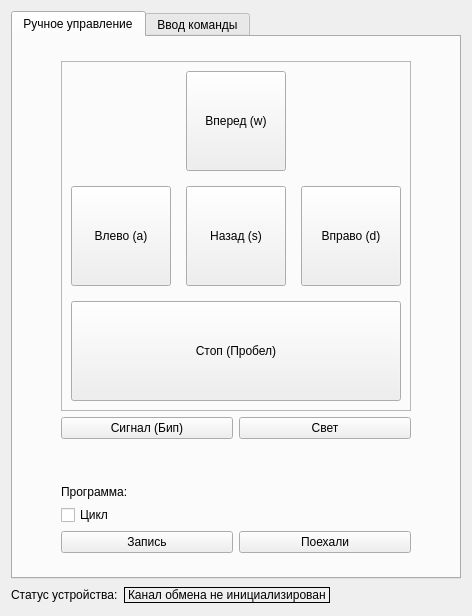
The window that forms/bluetoothmode.ui (woronin/smartcar) describes before a commit, drawn with Qt 5.
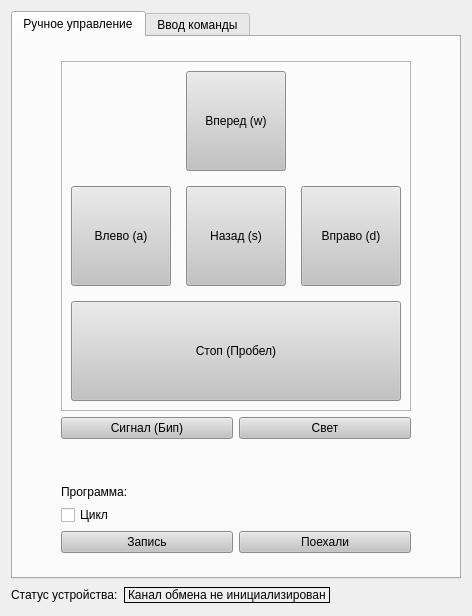
The same window after the commit.

Commit message:
change buttons color
change color of buttons from default to grey

The edit to the form file:
```diff
--- a/forms/bluetoothmode.ui
+++ b/forms/bluetoothmode.ui
@@ -93,6 +93,10 @@
          </item>
          <item row="5" column="2">
           <widget class="QPushButton" name="BPlay">
+           <property name="styleSheet">
+            <string notr="true">background-color: rgb(195, 195, 195);
+selection-background-color: rgb(255, 255, 255);</string>
+           </property>
            <property name="text">
             <string>Поехали</string>
            </property>
@@ -136,6 +140,10 @@
                 <height>100</height>
                </size>
               </property>
+              <property name="styleSheet">
+               <string notr="true">background-color: rgb(195, 195, 195);
+selection-background-color: rgb(255, 255, 255);</string>
+              </property>
               <property name="text">
                <string>Вперед (w)</string>
               </property>
@@ -155,6 +163,10 @@
                 <height>100</height>
                </size>
               </property>
+              <property name="styleSheet">
+               <string notr="true">background-color: rgb(195, 195, 195);
+selection-background-color: rgb(255, 255, 255);</string>
+              </property>
               <property name="text">
                <string>Вправо (d)</string>
               </property>
@@ -174,6 +186,10 @@
                 <height>100</height>
                </size>
               </property>
+              <property name="styleSheet">
+               <string notr="true">background-color: rgb(195, 195, 195);
+selection-background-color: rgb(255, 255, 255);</string>
+              </property>
               <property name="text">
                <string>Назад (s)</string>
               </property>
@@ -193,6 +209,10 @@
                 <height>100</height>
                </size>
               </property>
+              <property name="styleSheet">
+               <string notr="true">background-color: rgb(195, 195, 195);
+selection-background-color: rgb(255, 255, 255);</string>
+              </property>
               <property name="text">
                <string>Стоп (Пробел)</string>
               </property>
@@ -212,6 +232,10 @@
                 <height>100</height>
                </size>
               </property>
+              <property name="styleSheet">
+               <string notr="true">background-color: rgb(195, 195, 195);
+selection-background-color: rgb(255, 255, 255);</string>
+              </property>
               <property name="text">
                <string>Влево (a)</string>
               </property>
@@ -225,12 +249,19 @@
            <property name="enabled">
             <bool>true</bool>
            </property>
+           <property name="styleSheet">
+            <string notr="true">background-color: rgb(195, 195, 195);
+selection-background-color: rgb(255, 255, 255);</string>
+           </property>
            <property name="text">
             <string>Запись</string>
            </property>
            <property name="checkable">
             <bool>false</bool>
            </property>
+           <property name="checked">
+            <bool>false</bool>
+           </property>
           </widget>
          </item>
          <item row="1" column="2">
@@ -241,6 +272,10 @@
              <verstretch>0</verstretch>
             </sizepolicy>
            </property>
+           <property name="styleSheet">
+            <string notr="true">background-color: rgb(195, 195, 195);
+selection-background-color: rgb(255, 255, 255);</string>
+           </property>
            <property name="text">
             <string>Свет</string>
            </property>
@@ -267,6 +302,10 @@
              <verstretch>0</verstretch>
             </sizepolicy>
            </property>
+           <property name="styleSheet">
+            <string notr="true">background-color: rgb(195, 195, 195);
+selection-background-color: rgb(255, 255, 255);</string>
+           </property>
            <property name="text">
             <string>Сигнал (Бип)</string>
            </property>
```
Left out of the diff: 4 changed lines with no effect on the pictures. The commit also changes 2 other files.
